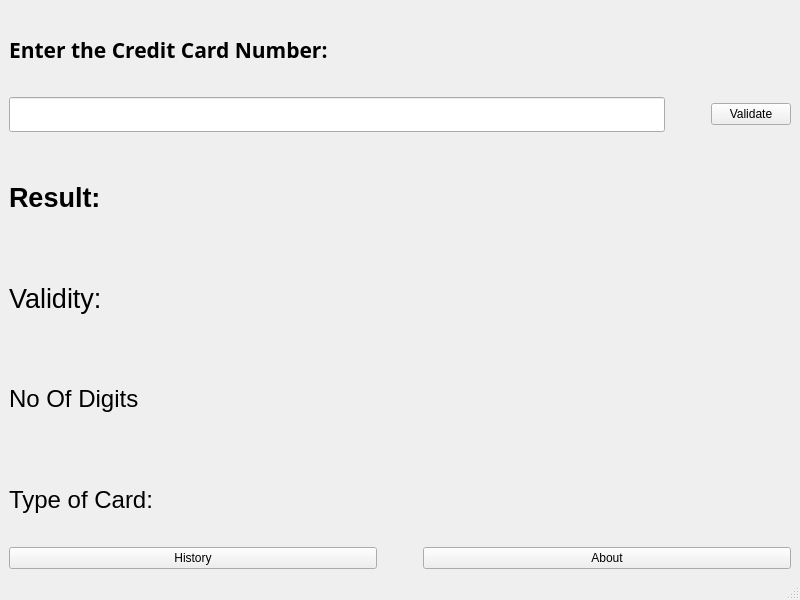
Old version of the form mainwindow.ui in the repository Sugam-Baidya/Credit_card_validator.
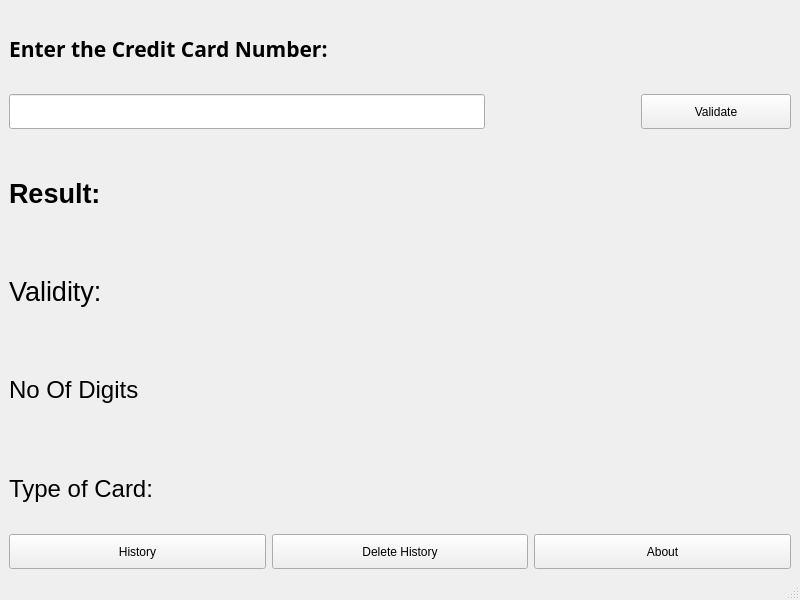
New version of the form.

Diff of the .ui file:
```diff
--- a/mainwindow.ui
+++ b/mainwindow.ui
@@ -14,6 +14,12 @@
    <string>MainWindow</string>
   </property>
   <widget class="QWidget" name="centralwidget">
+   <property name="minimumSize">
+    <size>
+     <width>0</width>
+     <height>400</height>
+    </size>
+   </property>
    <layout class="QVBoxLayout" name="verticalLayout_2">
     <item>
      <layout class="QVBoxLayout" name="verticalLayout">
@@ -43,7 +49,7 @@
           </property>
           <property name="minimumSize">
            <size>
-            <width>0</width>
+            <width>450</width>
             <height>35</height>
            </size>
           </property>
@@ -60,11 +66,11 @@
            <enum>Qt::Horizontal</enum>
           </property>
           <property name="sizeType">
-           <enum>QSizePolicy::Minimum</enum>
+           <enum>QSizePolicy::Preferred</enum>
           </property>
           <property name="sizeHint" stdset="0">
            <size>
-            <width>40</width>
+            <width>150</width>
             <height>20</height>
            </size>
           </property>
@@ -78,6 +84,12 @@
             <verstretch>0</verstretch>
            </sizepolicy>
           </property>
+          <property name="minimumSize">
+           <size>
+            <width>150</width>
+            <height>35</height>
+           </size>
+          </property>
           <property name="text">
            <string>Validate</string>
           </property>
@@ -298,29 +310,38 @@
        <layout class="QHBoxLayout" name="horizontalLayout_5">
         <item>
          <widget class="QPushButton" name="pushButton_2">
+          <property name="minimumSize">
+           <size>
+            <width>0</width>
+            <height>35</height>
+           </size>
+          </property>
           <property name="text">
            <string>History</string>
           </property>
          </widget>
         </item>
         <item>
-         <spacer name="horizontalSpacer_5">
-          <property name="orientation">
-           <enum>Qt::Horizontal</enum>
-          </property>
-          <property name="sizeType">
-           <enum>QSizePolicy::Fixed</enum>
-          </property>
-          <property name="sizeHint" stdset="0">
+         <widget class="QPushButton" name="pushButton_4">
+          <property name="minimumSize">
            <size>
-            <width>40</width>
-            <height>20</height>
+            <width>0</width>
+            <height>35</height>
            </size>
           </property>
-         </spacer>
+          <property name="text">
+           <string>Delete History</string>
+          </property>
+         </widget>
         </item>
         <item>
          <widget class="QPushButton" name="pushButton_3">
+          <property name="minimumSize">
+           <size>
+            <width>0</width>
+            <height>35</height>
+           </size>
+          </property>
           <property name="text">
            <string>About</string>
           </property>
```
Left out of the diff: 2 changed lines with no effect on the pictures.
